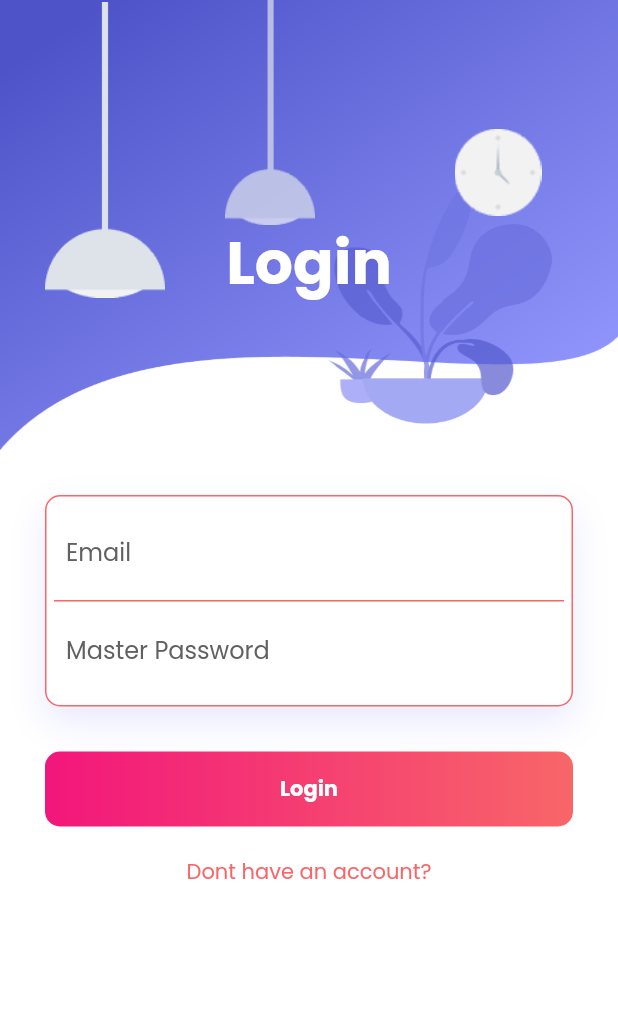
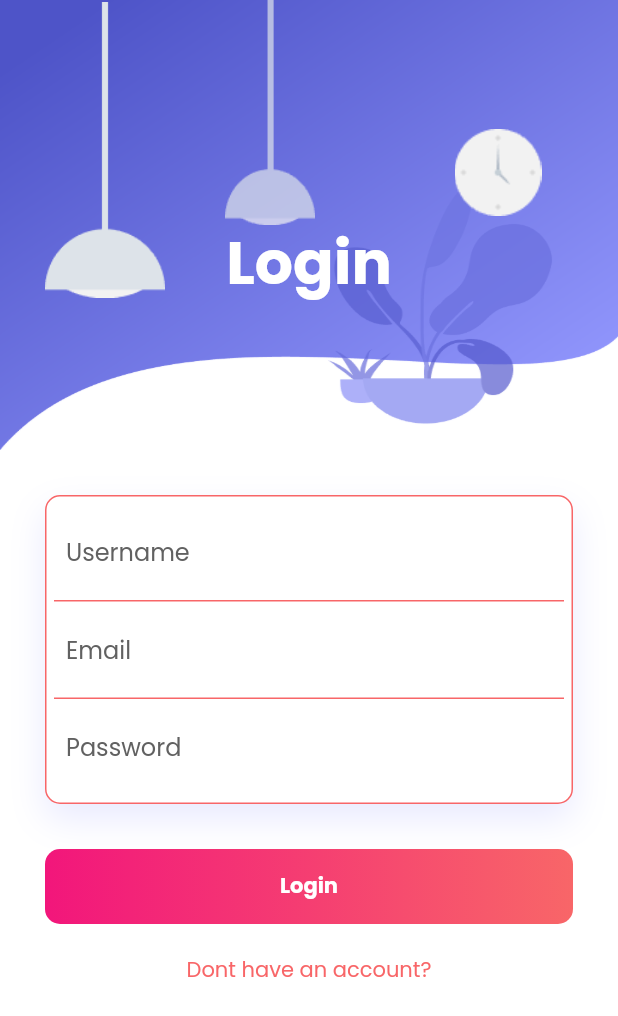
Before and after one commit to ikhwanmohd2002/password_manager, a Flutter app: the screen it shows after launch, on a phone screen of 412 x 824 dp. Shown: the top 1016 px of the screen. Run offline on Flutter 3.47's test engine with Material 3 defaults, Android fonts, the phone set to English and light mode, and no system bars; our stand-ins replace animate_do, dropdown_button2, email_validator, fluttertoast, get, google_fonts and 1 more; missing offline and left inert: password_strength_checker.

Commit message:
Integrated login and registration with backend

```diff
--- a/lib/api_connection/api_connection.dart
+++ b/lib/api_connection/api_connection.dart
@@ -32,4 +32,12 @@ class API {
   static const hostConnectDjango = "http://192.168.1.132:8000";
 
   static const testAI = "$hostConnectDjango/api/user/predict_login";
+
+  static const hostConnectIntelliVault = "http://10.0.2.2:8000";
+  static const registerIntelliVault =
+      "$hostConnectIntelliVault/dj-rest-auth/registration/";
+  static const loginIntelliVault =
+      "$hostConnectIntelliVault/dj-rest-auth/login/";
+  static const userDetailsIntelliVault =
+      "$hostConnectIntelliVault/dj-rest-auth/user/";
 }
--- a/lib/fragments/alert_fragment_screen.dart
+++ b/lib/fragments/alert_fragment_screen.dart
@@ -51,7 +51,7 @@ class _AlertFragmentScreenState extends State<AlertFragmentScreen> {
     List<Alert> alertListOfCurrentUser = [];
     try {
       var res = await http.post(Uri.parse(API.readAlert),
-          body: {"user_id": currentOnlineUser.user.user_id.toString()});
+          body: {"user_id": currentOnlineUser.user.id.toString()});
 
       if (res.statusCode == 200) {
         var responseBodyOfReadAlert = jsonDecode(res.body);
--- a/lib/fragments/dashboard_of_fragments.dart
+++ b/lib/fragments/dashboard_of_fragments.dart
@@ -60,6 +60,7 @@ class DashboardOfFragments extends StatelessWidget {
       init: CurrentUser(),
       initState: (currentState) {
         _rememberCurrentUser.getUserInfo();
+        _rememberCurrentUser.getToken();
       },
       builder: (controller) {
         return Scaffold(
--- a/lib/fragments/settings_fragment_screen.dart
+++ b/lib/fragments/settings_fragment_screen.dart
@@ -75,11 +75,11 @@ class SettingsFragmentScreen extends StatelessWidget {
         const SizedBox(
           height: 20,
         ),
-        userInfoItemProfile(Icons.person, _currentUser.user.user_name),
+        userInfoItemProfile(Icons.person, _currentUser.user.username),
         const SizedBox(
           height: 20,
         ),
-        userInfoItemProfile(Icons.email, _currentUser.user.user_email),
+        userInfoItemProfile(Icons.email, _currentUser.user.email),
         const SizedBox(
           height: 20,
         ),
--- a/lib/fragments/shared_fragment_screen.dart
+++ b/lib/fragments/shared_fragment_screen.dart
@@ -1,6 +1,5 @@
 import 'dart:convert';
 
-import 'package:dropdown_button2/dropdown_button2.dart';
 import 'package:flutter/material.dart';
 import 'package:flutter/services.dart';
 import 'package:fluttertoast/fluttertoast.dart';
@@ -111,7 +110,7 @@ class _SharedFragmentScreenState extends State<SharedFragmentScreen> {
 
     try {
       var res = await http.post(Uri.parse(API.getPendingSharedPassword), body: {
-        'shared_user_id': currentOnlineUser.user.user_id.toString(),
+        'shared_user_id': currentOnlineUser.user.id.toString(),
         'status': "pending"
       });
 
@@ -137,7 +136,7 @@ class _SharedFragmentScreenState extends State<SharedFragmentScreen> {
 
     try {
       var res = await http.post(Uri.parse(API.readSharedPassword), body: {
-        'shared_user_id': currentOnlineUser.user.user_id.toString(),
+        'shared_user_id': currentOnlineUser.user.id.toString(),
         'status': "approved"
       });
 
--- a/lib/fragments/vault_fragment_screen.dart
+++ b/lib/fragments/vault_fragment_screen.dart
@@ -75,7 +75,7 @@ class _VaultFragmentScreenState extends State<VaultFragmentScreen> {
               decoration: BoxDecoration(
                   color: primary1Color,
                   borderRadius: BorderRadius.circular(20)),
-              child: Column(
+              child: const Column(
                 crossAxisAlignment: CrossAxisAlignment.stretch,
                 mainAxisAlignment: MainAxisAlignment.start,
                 children: [
--- a/lib/model/user.dart
+++ b/lib/model/user.dart
@@ -1,27 +1,31 @@
 class User {
-  int user_id;
-  String user_name;
-  String user_email;
-  String user_master_password;
+  int id;
+  String username;
+  String email;
+  String password1;
+  String password2;
 
   User(
-    this.user_id,
-    this.user_name,
-    this.user_email,
-    this.user_master_password,
+    this.id,
+    this.username,
+    this.email,
+    this.password1,
+    this.password2,
   );
 
   factory User.fromJson(Map<String, dynamic> json) => User(
-        int.parse(json["user_id"]),
-        json["user_name"],
-        json["user_email"],
-        json["user_master_password"],
+        int.parse(json["id"]),
+        json["username"],
+        json["email"],
+        json["password1"],
+        json["password2"],
       );
 
   Map<String, dynamic> toJson() => {
-        'user_id': user_id.toString(),
-        'user_name': user_name,
-        'user_email': user_email,
-        'user_master_password': user_master_password,
+        'id': id.toString(),
+        'username': username,
+        'email': email,
+        'password1': password1,
+        'password2': password2,
       };
 }
--- a/lib/screens/add_password_screen.dart
+++ b/lib/screens/add_password_screen.dart
@@ -32,7 +32,7 @@ class _AddPasswordScreenState extends State<AddPasswordScreen> {
   addPassword() async {
     Password passwordModel = Password(
       password_id: 1,
-      user_id: currentUser.user.user_id,
+      user_id: currentUser.user.id,
       password_title: titleController.text.trim(),
       website_url: urlController.text.trim(),
       password_content: passwordController.text.trim(),
--- a/lib/screens/edit_password_screen.dart
+++ b/lib/screens/edit_password_screen.dart
@@ -38,7 +38,7 @@ class _AddPasswordScreenState extends State<EditPasswordScreen> {
   editPassword() async {
     Password passwordModel = Password(
       password_id: widget.passwordInfo!.password_id,
-      user_id: currentUser.user.user_id,
+      user_id: currentUser.user.id,
       password_title: titleController.text.trim(),
       website_url: urlController.text.trim(),
       password_content: passwordController.text.trim(),
--- a/lib/screens/login_screen.dart
+++ b/lib/screens/login_screen.dart
@@ -21,36 +21,42 @@ class LoginScreen extends StatefulWidget {
 
 class _LoginScreenState extends State<LoginScreen> {
   var formKey = GlobalKey<FormState>();
+  var usernameController = TextEditingController();
   var emailController = TextEditingController();
   var passwordController = TextEditingController();
 
-  var formKey1 = GlobalKey<FormState>();
-  var nameController1 = TextEditingController();
-  var emailController1 = TextEditingController();
-  var passwordController1 = TextEditingController();
-
   loginUserNow() async {
     try {
-      var res = await http.post(Uri.parse(API.login), body: {
-        'user_email': emailController.text.trim(),
-        'user_master_password': passwordController.text.trim()
+      var res = await http.post(Uri.parse(API.loginIntelliVault), body: {
+        'username': usernameController.text.trim(),
+        'email': emailController.text.trim(),
+        'password': passwordController.text.trim()
       });
 
       if (res.statusCode == 200) {
         var resBodyOfLogin = jsonDecode(res.body);
-        if (resBodyOfLogin['success'] == true) {
-          Fluttertoast.showToast(msg: "Successfully logged in");
-          User userInfo = User.fromJson(resBodyOfLogin["userData"]);
-          RememberUserPrefs.storeUserInfo(userInfo);
-          Future.delayed(Duration(milliseconds: 2000), () {
-            Get.to(DashboardOfFragments());
-          });
-        } else {
-          Fluttertoast.showToast(msg: "Failed to login. Please Try Again");
-        }
+        Fluttertoast.showToast(msg: "Successfully logged in");
+        String token = resBodyOfLogin['key'];
+        var res1 = await http.get(
+          Uri.parse(API.userDetailsIntelliVault),
+          headers: {
+            'Content-Type': 'application/json',
+            'Authorization': 'Token $token'
+          },
+        );
+        var resBodyOfUserDetails = jsonDecode(res1.body);
+        int pk = resBodyOfUserDetails['pk'];
+        User userInfo = User(pk, usernameController.text.trim(),
+            emailController.text.trim(), '', '');
+        RememberUserPrefs.storeUserInfo(userInfo);
+        RememberUserPrefs.storeToken(token);
+        Future.delayed(Duration(milliseconds: 2000), () {
+          Get.to(DashboardOfFragments());
+        });
       }
     } catch (e) {
-      Fluttertoast.showToast(msg: e.toString());
+      Fluttertoast.showToast(msg: "Failed to login. Please Try Again");
+      print(e.toString());
     }
   }
 
@@ -178,6 +184,24 @@ class _LoginScreenState extends State<LoginScreen> {
                                           bottom: BorderSide(
                                               color: primary1Color))),
                                   child: TextFormField(
+                                    controller: usernameController,
+                                    validator: (value) => value == ""
+                                        ? "Please write username"
+                                        : null,
+                                    decoration: InputDecoration(
+                                        border: InputBorder.none,
+                                        hintText: "Username",
+                                        hintStyle:
+                                            TextStyle(color: Colors.grey[700])),
+                                  ),
+                                ),
+                                Container(
+                                  padding: const EdgeInsets.all(8.0),
+                                  decoration: BoxDecoration(
+                                      border: Border(
+                                          bottom: BorderSide(
+                                              color: primary1Color))),
+                                  child: TextFormField(
                                     controller: emailController,
                                     validator: (value) => value == ""
                                         ? "Please write email"
@@ -195,11 +219,11 @@ class _LoginScreenState extends State<LoginScreen> {
                                     controller: passwordController,
                                     obscureText: true,
                                     validator: (value) => value == ""
-                                        ? "Please write master password"
+                                        ? "Please write password"
                                         : null,
                                     decoration: InputDecoration(
                                         border: InputBorder.none,
-                                        hintText: "Master Password",
+                                        hintText: "Password",
                                         hintStyle:
                                             TextStyle(color: Colors.grey[700])),
                                   ),
```
Also changed, not shown: lib/fragments/home_fragment_screen.dart (+7 -7 lines), lib/screens/signup_screen.dart (+49 -34 lines), lib/user_preferences/current_user.dart (+8 -1 lines), lib/user_preferences/userPreferences.dart (+19 -0 lines).
